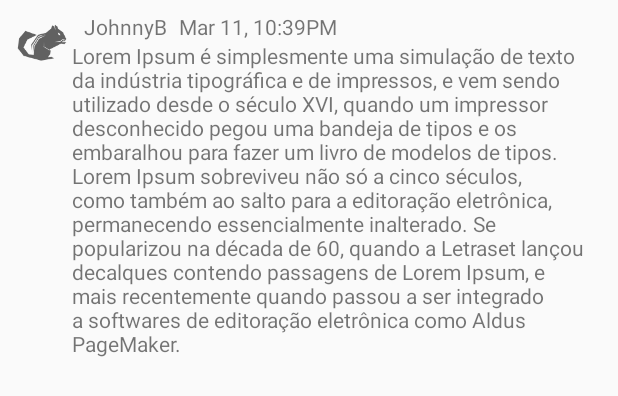
After one commit to vinipachecov/kotlin-beginner-To-Advanced, an Android app: the layout message_list_view.xml on its own in the app's theme, with its tools: preview values and no code run, on a phone screen of 412 x 824 dp. The commit adds this screen. Shown: the top 396 px of the screen. Run offline under Robolectric (Android 15) with nearby library versions, the phone set to English and light mode, and no system bars.

Commit message:
message sending okgit commit -m  :)

```diff
--- a/Smack/app/src/main/java/com/vinicius/smack/Services/UserDataService.kt
+++ b/Smack/app/src/main/java/com/vinicius/smack/Services/UserDataService.kt
@@ -45,6 +45,8 @@ object UserDataService {
         App.sharedPreferences.authToken = ""
         App.sharedPreferences.userEmail = ""
         App.sharedPreferences.isLogged = false
+        MessageService.clearMessages()
+        MessageService.clearChannels()
 
     }
 }
--- a/Smack/app/src/main/java/com/vinicius/smack/Utilities/Constants.kt
+++ b/Smack/app/src/main/java/com/vinicius/smack/Utilities/Constants.kt
@@ -12,6 +12,7 @@ const val URL_LOGIN = "${BASE_URL}account/login"
 const val URL_CREATE_USER = "${BASE_URL}/user/add"
 const val URL_GET_USER = "${BASE_URL}user/byEmail/"
 const val URL_GET_CHANNELS = "${BASE_URL}channel"
+const val URL_GET_MESSAGES = "${BASE_URL}message/byChannel/"
 
 //Broadcast Constantes
 
--- /dev/null
+++ b/Smack/app/src/main/res/layout/message_list_view.xml
@@ -0,0 +1,50 @@
+<?xml version="1.0" encoding="utf-8"?>
+<android.support.constraint.ConstraintLayout xmlns:android="http://schemas.android.com/apk/res/android"
+    xmlns:app="http://schemas.android.com/apk/res-auto"
+    xmlns:tools="http://schemas.android.com/tools"
+    android:layout_width="match_parent"
+    android:layout_height="wrap_content">
+
+    <ImageView
+        android:id="@+id/messageUserImage"
+        android:layout_width="40dp"
+        android:layout_height="40dp"
+        android:layout_marginStart="8dp"
+        android:layout_marginTop="8dp"
+        app:layout_constraintStart_toStartOf="parent"
+        app:layout_constraintTop_toTopOf="parent"
+        tools:srcCompat="@drawable/dark19" />
+
+    <TextView
+        android:id="@+id/messageUserNameLabel"
+        android:layout_width="wrap_content"
+        android:layout_height="wrap_content"
+        android:layout_marginStart="8dp"
+        android:layout_marginTop="8dp"
+        app:layout_constraintStart_toEndOf="@+id/messageUserImage"
+        app:layout_constraintTop_toTopOf="parent"
+        tools:text="JohnnyB" />
+
+    <TextView
+        android:id="@+id/timeStampLabel"
+        android:layout_width="wrap_content"
+        android:layout_height="wrap_content"
+        android:layout_marginStart="8dp"
+        android:layout_marginTop="8dp"
+        app:layout_constraintStart_toEndOf="@+id/messageUserNameLabel"
+        app:layout_constraintTop_toTopOf="parent"
+        tools:text="Mar 11, 10:39PM" />
+
+    <TextView
+        android:id="@+id/messageBodyLabel"
+        android:layout_width="0dp"
+        android:layout_height="wrap_content"
+        android:layout_marginBottom="8dp"
+        android:layout_marginEnd="8dp"
+        app:layout_constraintBottom_toBottomOf="parent"
+        app:layout_constraintEnd_toEndOf="parent"
+        app:layout_constraintStart_toEndOf="@+id/messageUserImage"
+        app:layout_constraintTop_toBottomOf="@+id/timeStampLabel"
+        tools:text="Lorem Ipsum é simplesmente uma simulação de texto da indústria tipográfica e de impressos, e vem sendo utilizado desde o século XVI, quando um impressor desconhecido pegou uma bandeja de tipos e os embaralhou para fazer um livro de modelos de tipos. Lorem Ipsum sobreviveu não só a cinco séculos, como também ao salto para a editoração eletrônica, permanecendo essencialmente inalterado. Se popularizou na década de 60, quando a Letraset lançou decalques contendo passagens de Lorem Ipsum, e mais recentemente quando passou a ser integrado a softwares de editoração eletrônica como Aldus PageMaker." />
+
+</android.support.constraint.ConstraintLayout>
```
Also changed, not shown: Smack/app/src/main/java/com/vinicius/smack/Adapters/MessageAdapter.kt (added, +50 -0 lines), Smack/app/src/main/java/com/vinicius/smack/Controller/MainActivity.kt (+67 -10 lines), Smack/app/src/main/java/com/vinicius/smack/Model/Message.kt (added, +9 -0 lines), Smack/app/src/main/java/com/vinicius/smack/Model/MessageService.kt (deleted, +0 -60 lines), Smack/app/src/main/java/com/vinicius/smack/Services/AuthService.kt (+6 -3 lines), Smack/app/src/main/java/com/vinicius/smack/Services/MessageService.kt (added, +122 -0 lines).
